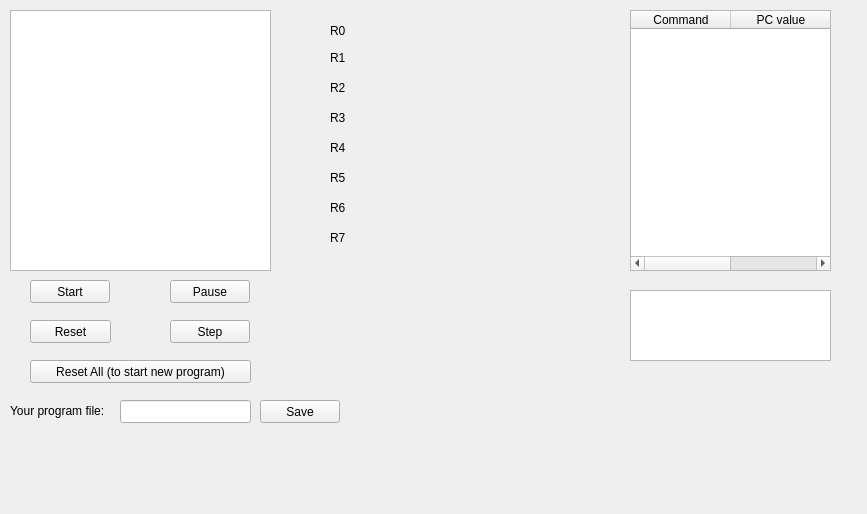
asnorkin/emulator_pdp11, file mainwidget.ui: the form before one commit.
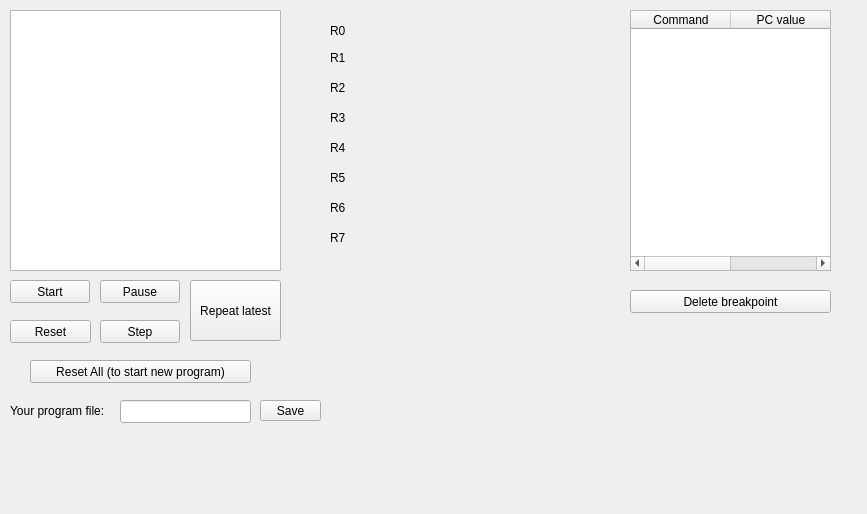
The form after the commit.

What changed in the file:
```diff
--- a/mainwidget.ui
+++ b/mainwidget.ui
@@ -16,7 +16,7 @@
   <widget class="QPushButton" name="pushButton">
    <property name="geometry">
     <rect>
-     <x>30</x>
+     <x>10</x>
      <y>280</y>
      <width>80</width>
      <height>23</height>
@@ -29,7 +29,7 @@
   <widget class="QPushButton" name="pushButton_2">
    <property name="geometry">
     <rect>
-     <x>170</x>
+     <x>100</x>
      <y>320</y>
      <width>80</width>
      <height>23</height>
@@ -42,7 +42,7 @@
   <widget class="QPushButton" name="pushButton_3">
    <property name="geometry">
     <rect>
-     <x>30</x>
+     <x>10</x>
      <y>320</y>
      <width>81</width>
      <height>23</height>
@@ -55,7 +55,7 @@
   <widget class="QPushButton" name="pushButton_4">
    <property name="geometry">
     <rect>
-     <x>170</x>
+     <x>100</x>
      <y>280</y>
      <width>80</width>
      <height>23</height>
@@ -70,24 +70,11 @@
     <rect>
      <x>10</x>
      <y>10</y>
-     <width>261</width>
+     <width>271</width>
      <height>261</height>
     </rect>
    </property>
   </widget>
-  <widget class="QListWidget" name="listWidget">
-   <property name="geometry">
-    <rect>
-     <x>630</x>
-     <y>290</y>
-     <width>201</width>
-     <height>71</height>
-    </rect>
-   </property>
-   <property name="layoutDirection">
-    <enum>Qt::LeftToRight</enum>
-   </property>
-  </widget>
   <widget class="QLabel" name="label">
    <property name="geometry">
     <rect>
@@ -351,8 +338,8 @@
     <rect>
      <x>260</x>
      <y>400</y>
-     <width>80</width>
-     <height>23</height>
+     <width>61</width>
+     <height>21</height>
     </rect>
    </property>
    <property name="text">
@@ -392,6 +379,32 @@
     <string>Reset All (to start new program)</string>
    </property>
   </widget>
+  <widget class="QPushButton" name="pushButton_7">
+   <property name="geometry">
+    <rect>
+     <x>190</x>
+     <y>280</y>
+     <width>91</width>
+     <height>61</height>
+    </rect>
+   </property>
+   <property name="text">
+    <string>Repeat latest</string>
+   </property>
+  </widget>
+  <widget class="QPushButton" name="pushButton_8">
+   <property name="geometry">
+    <rect>
+     <x>630</x>
+     <y>290</y>
+     <width>201</width>
+     <height>23</height>
+    </rect>
+   </property>
+   <property name="text">
+    <string>Delete breakpoint</string>
+   </property>
+  </widget>
  </widget>
  <layoutdefault spacing="6" margin="11"/>
  <resources/>
```
